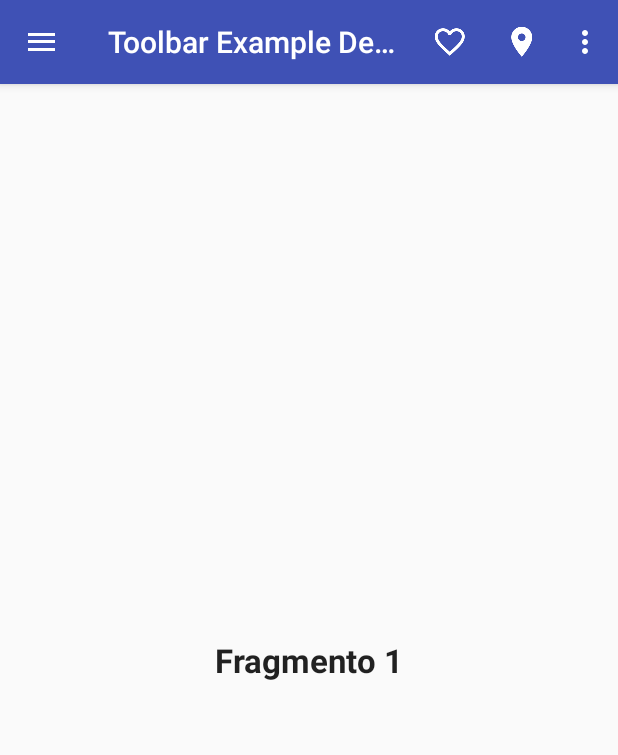
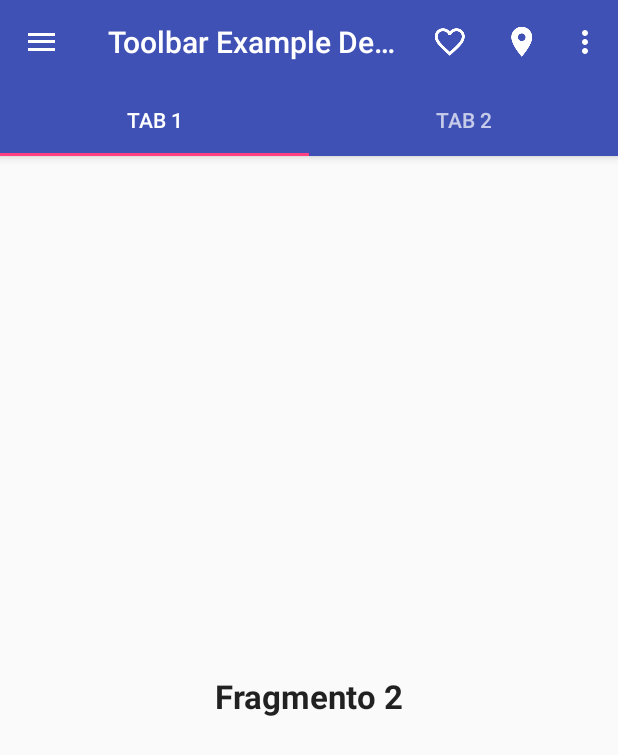
Before and after one commit to Silvin/Toolbar-Batch6-Android, an Android app: the screen it shows after launch (HomeActivity), on a phone screen of 412 x 824 dp. Shown: the top 755 px of the screen. Run offline under Robolectric (Android 15) with nearby library versions, the phone set to English and light mode, and no system bars.

Commit message:
Add Tabs

```diff
--- a/app/src/main/java/com/icaboalo/toolbarexampledevfbatch6/Fragment1.java
+++ b/app/src/main/java/com/icaboalo/toolbarexampledevfbatch6/Fragment1.java
@@ -2,10 +2,15 @@ package com.icaboalo.toolbarexampledevfbatch6;
 
 import android.os.Bundle;
 import android.support.annotation.Nullable;
+import android.support.design.widget.TabLayout;
 import android.support.v4.app.Fragment;
+import android.support.v4.view.ViewPager;
 import android.view.LayoutInflater;
 import android.view.View;
 import android.view.ViewGroup;
+
+import java.util.ArrayList;
+import java.util.List;
 
 /**
  * Created by Edgar Salvador Maurilio on 24/09/2015.
@@ -18,4 +23,29 @@ public class Fragment1 extends Fragment {
     public View onCreateView(LayoutInflater inflater, ViewGroup container, Bundle savedInstanceState) {
         return inflater.inflate(R.layout.fragment_1, container, false);
     }
+
+    @Override
+    public void onViewCreated(View view, @Nullable Bundle savedInstanceState) {
+        super.onViewCreated(view, savedInstanceState);
+
+        TabLayout tabLayout = (TabLayout) view.findViewById(R.id.myTabLayout);
+        ViewPager viewPager = (ViewPager) view.findViewById(R.id.myViewPager);
+
+        MyAdapterViewPager myAdapterViewPager =
+                new MyAdapterViewPager(getChildFragmentManager(), createPagers());
+
+        viewPager.setAdapter(myAdapterViewPager);
+        tabLayout.setupWithViewPager(viewPager);
+
+    }
+
+    private List<ModelFramentPager> createPagers() {
+
+        List<ModelFramentPager> modelFramentPagers = new ArrayList<>();
+
+        modelFramentPagers.add(new ModelFramentPager(new Fragment2(), "Tab 1"));
+        modelFramentPagers.add(new ModelFramentPager(new Fragment3(), "Tab 2"));
+
+        return modelFramentPagers;
+    }
 }
--- /dev/null
+++ b/app/src/main/java/com/icaboalo/toolbarexampledevfbatch6/ModelFramentPager.java
@@ -0,0 +1,25 @@
+package com.icaboalo.toolbarexampledevfbatch6;
+
+import android.support.v4.app.Fragment;
+
+/**
+ * Created by Edgar Salvador Maurilio on 24/09/2015.
+ */
+public class ModelFramentPager {
+
+    private Fragment pager;
+    private String title;
+
+    public ModelFramentPager(Fragment pager, String title) {
+        this.pager = pager;
+        this.title = title;
+    }
+
+    public Fragment getPager() {
+        return pager;
+    }
+
+    public String getTitle() {
+        return title;
+    }
+}
--- /dev/null
+++ b/app/src/main/java/com/icaboalo/toolbarexampledevfbatch6/MyAdapterViewPager.java
@@ -0,0 +1,36 @@
+package com.icaboalo.toolbarexampledevfbatch6;
+
+import android.support.v4.app.Fragment;
+import android.support.v4.app.FragmentManager;
+import android.support.v4.app.FragmentPagerAdapter;
+
+import java.util.List;
+
+/**
+ * Created by Edgar Salvador Maurilio on 24/09/2015.
+ */
+public class MyAdapterViewPager extends FragmentPagerAdapter {
+
+    private List<ModelFramentPager> pagerList;
+
+    public MyAdapterViewPager(FragmentManager fm, List<ModelFramentPager> pagerList) {
+        super(fm);
+        this.pagerList = pagerList;
+    }
+
+    @Override
+    public Fragment getItem(int position) {
+        return pagerList.get(position).getPager();
+    }
+
+    @Override
+    public int getCount() {
+        return pagerList.size();
+    }
+
+    @Override
+    public CharSequence getPageTitle(int position) {
+        return pagerList.get(position).getTitle();
+    }
+
+}
--- a/app/src/main/res/layout/activity_home.xml
+++ b/app/src/main/res/layout/activity_home.xml
@@ -16,7 +16,6 @@
             android:layout_width="match_parent"
             android:layout_height="wrap_content"
             android:background="?attr/colorPrimary"
-            android:elevation="4dp"
             android:minHeight="?attr/actionBarSize"
             app:popupTheme="@style/ThemeOverlay.AppCompat.Light"
             app:theme="@style/ToolBarTheme" />
--- a/app/src/main/res/layout/fragment_1.xml
+++ b/app/src/main/res/layout/fragment_1.xml
@@ -1,15 +1,26 @@
 <?xml version="1.0" encoding="utf-8"?>
-<FrameLayout xmlns:android="http://schemas.android.com/apk/res/android"
+<LinearLayout xmlns:android="http://schemas.android.com/apk/res/android"
     android:layout_width="match_parent"
     android:layout_height="match_parent"
     android:orientation="vertical">
 
-    <TextView
-        android:layout_width="wrap_content"
+    <android.support.design.widget.AppBarLayout
+        android:layout_width="match_parent"
         android:layout_height="wrap_content"
-        android:layout_gravity="center"
-        android:text="Fragmento 1"
-        android:textAppearance="?android:attr/textAppearanceLarge"
-        android:textStyle="bold" />
+        android:theme="@style/ThemeOverlay.AppCompat.Dark.ActionBar">
 
-</FrameLayout>
+        <android.support.design.widget.TabLayout
+            android:id="@+id/myTabLayout"
+            android:layout_width="match_parent"
+            android:layout_height="wrap_content" />
+
+    </android.support.design.widget.AppBarLayout>
+
+
+    <android.support.v4.view.ViewPager
+        android:id="@+id/myViewPager"
+        android:layout_width="match_parent"
+        android:layout_height="match_parent" />
+
+
+</LinearLayout>
```
